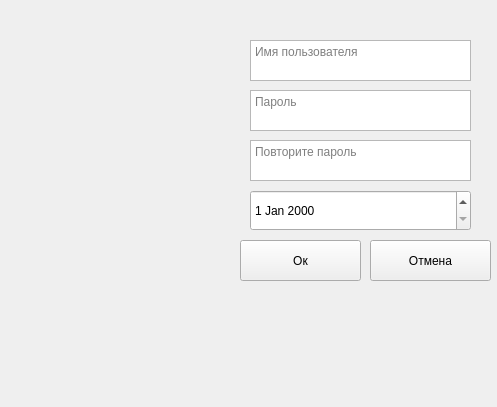
First picture: the form in widgets/registration.ui, repository andreytsimbalov/PhoneBookApp, before the edit.
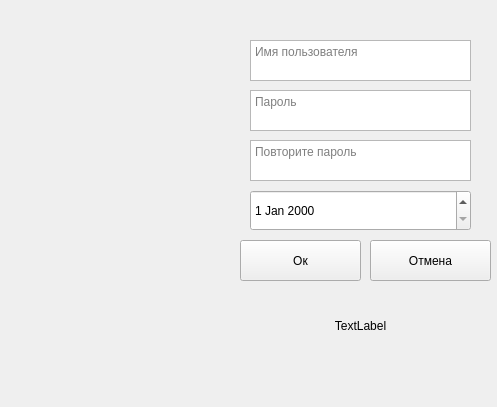
Second picture: the form after the edit.

```diff
--- a/widgets/registration.ui
+++ b/widgets/registration.ui
@@ -103,6 +103,22 @@
      </rect>
     </property>
    </widget>
+   <widget class="QLabel" name="label">
+    <property name="geometry">
+     <rect>
+      <x>160</x>
+      <y>280</y>
+      <width>381</width>
+      <height>71</height>
+     </rect>
+    </property>
+    <property name="text">
+     <string>TextLabel</string>
+    </property>
+    <property name="alignment">
+     <set>Qt::AlignCenter</set>
+    </property>
+   </widget>
   </widget>
  </widget>
  <resources/>
```
